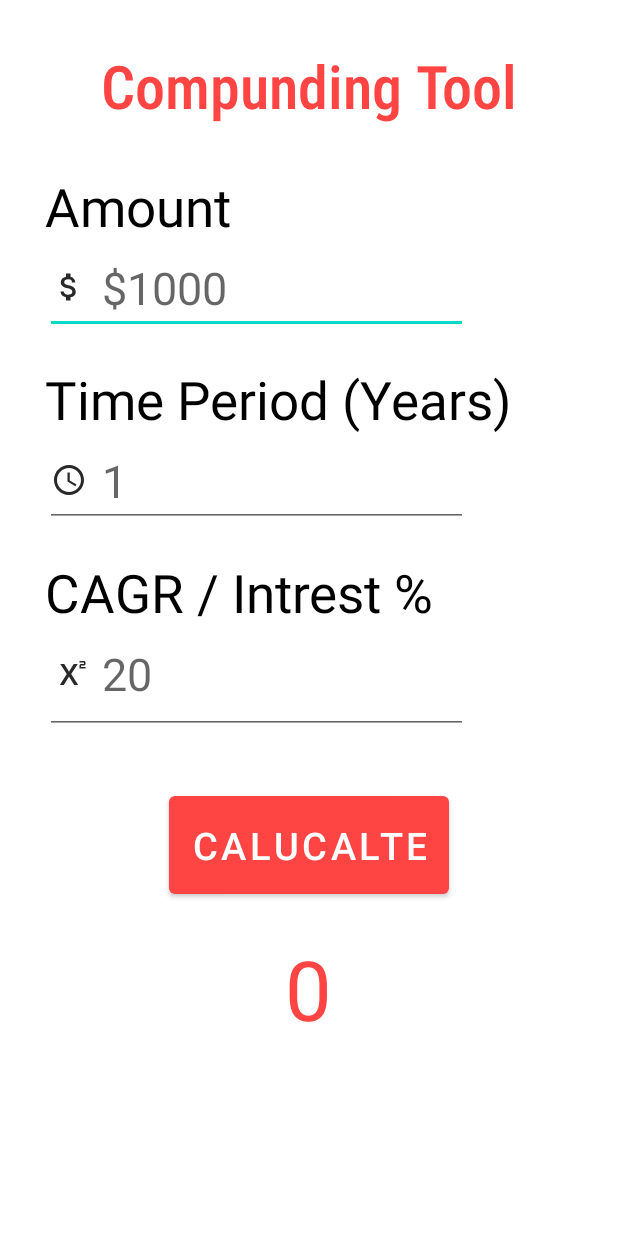
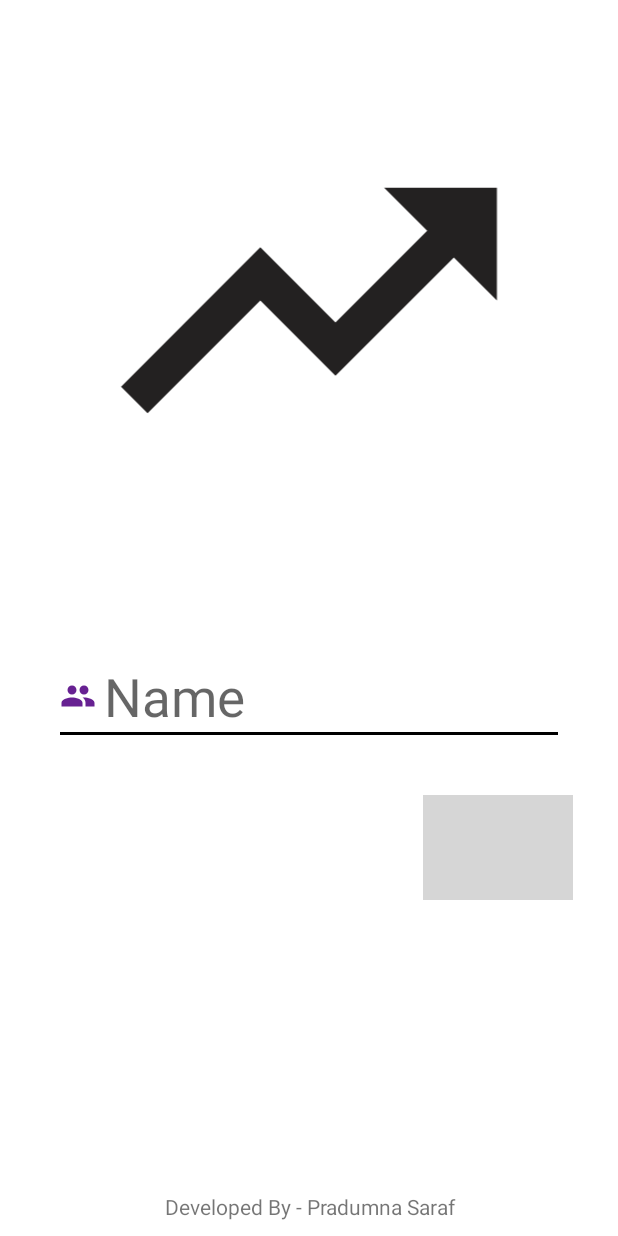
Before and after one commit to Pradumnasaraf/Compounding-Calculator-App, an Android app: the screen it shows after launch (Activity2 before the commit, Second after it), after a tap on "NIL", on a phone screen of 412 x 824 dp. Run offline under Robolectric (Android 15) with nearby library versions, the phone set to English and light mode, and no system bars; grey boxes are pictures that could not be loaded.

Commit message:
Added new layout which take user name as a input. Changes in the activity and xml file naming pattern.

```diff
--- a/app/src/main/java/com/example/compoundingcalculator/MainActivity.java
+++ b/app/src/main/java/com/example/compoundingcalculator/First.java
@@ -7,12 +7,12 @@ import android.os.Bundle;
 import android.view.View;
 import android.widget.ImageButton;
 
-public class MainActivity extends AppCompatActivity {
+public class First extends AppCompatActivity {
 
     @Override
     protected void onCreate(Bundle savedInstanceState) {
         super.onCreate(savedInstanceState);
-        setContentView(R.layout.activity_main);
+        setContentView(R.layout.activity_first);
 
         ImageButton imageButton = findViewById(R.id.button);
 
@@ -20,7 +20,7 @@ public class MainActivity extends AppCompatActivity {
 
             @Override
             public void onClick(View v) {
-                Intent intent = new Intent(MainActivity.this, Activity2.class);
+                Intent intent = new Intent(First.this, Second.class);
                 startActivity(intent);
             }
         });
--- /dev/null
+++ b/app/src/main/java/com/example/compoundingcalculator/Second.java
@@ -0,0 +1,40 @@
+package com.example.compoundingcalculator;
+
+import androidx.appcompat.app.AppCompatActivity;
+
+import android.content.Intent;
+import android.os.Bundle;
+import android.text.TextUtils;
+import android.view.View;
+import android.widget.EditText;
+import android.widget.ImageView;
+import android.widget.Toast;
+
+public class Second extends AppCompatActivity {
+
+    @Override
+    protected void onCreate(Bundle savedInstanceState) {
+        super.onCreate(savedInstanceState);
+        setContentView(R.layout.activity_second);
+
+        EditText editText = findViewById(R.id.edittext);
+
+        ImageView b = findViewById(R.id.forwardButton);
+        b.setOnClickListener(new View.OnClickListener() {
+            @Override
+            public void onClick(View v) {
+                if (TextUtils.isEmpty(editText.getText())) {
+                    Toast.makeText(Second.this, "Enter Your Name", Toast.LENGTH_SHORT).show();
+                } else {
+                    String s = editText.getText().toString();
+                    Intent i = new Intent(Second.this, Third.class);
+                    i.putExtra("name", s);
+                    startActivity(i);
+                }
+
+            }
+        });
+
+
+    }
+}
--- a/app/src/main/java/com/example/compoundingcalculator/Activity2.java
+++ b/app/src/main/java/com/example/compoundingcalculator/Third.java
@@ -1,4 +1,5 @@
 package com.example.compoundingcalculator;
+
 
 import androidx.appcompat.app.AppCompatActivity;
 
@@ -11,20 +12,21 @@ import android.widget.EditText;
 import android.widget.TextView;
 import android.widget.Toast;
 
-public class Activity2 extends AppCompatActivity {
+public class Third extends AppCompatActivity {
+
 
     @Override
     protected void onCreate(Bundle savedInstanceState) {
         super.onCreate(savedInstanceState);
-        setContentView(R.layout.activity_2);
-
+        setContentView(R.layout.activity_third);
 
         EditText e1 = findViewById(R.id.amount);
         EditText e2 = findViewById(R.id.time);
         EditText e3 = findViewById(R.id.cagr);
         TextView t1 = findViewById(R.id.result);
         Button b1 = findViewById(R.id.button);
-
+        TextView t2 = findViewById(R.id.name);
+        t2.setText("Hey! " + getIntent().getStringExtra("name"));
 
         b1.setOnClickListener(new View.OnClickListener() {
             @Override
@@ -33,7 +35,7 @@ public class Activity2 extends AppCompatActivity {
                 if (TextUtils.isEmpty(e1.getText()) || TextUtils.isEmpty(e2.getText()) || TextUtils.isEmpty(e3.getText()) ||
                         !TextUtils.isDigitsOnly(e1.getText()) || !TextUtils.isDigitsOnly(e2.getText()) || !TextUtils.isDigitsOnly(e3.getText())) {
 
-                    Toast t = Toast.makeText(Activity2.this, "Invalid Input!!", Toast.LENGTH_SHORT);
+                    Toast t = Toast.makeText(Third.this, "Invalid Input!!", Toast.LENGTH_SHORT);
                     t.show();
 
                 } else {
--- a/app/src/main/res/drawable/arrow.xml
+++ b/app/src/main/res/drawable/ic_baseline_trending_up_24.xml
@@ -1,10 +1,10 @@
-<vector android:height="30dp"
+<vector android:height="10dp"
     android:tint="#232121"
     android:viewportHeight="24"
     android:viewportWidth="24"
-    android:width="30dp"
+    android:width="10dp"
     xmlns:android="http://schemas.android.com/apk/res/android">
     <path
         android:fillColor="@android:color/white"
-        android:pathData="M10,6L8.59,7.41 13.17,12l-4.58,4.59L10,18l6,-6z" />
+        android:pathData="M16,6l2.29,2.29 -4.88,4.88 -4,-4L2,16.59 3.41,18l6,-6 4,4 6.3,-6.29L22,12V6z" />
 </vector>
--- /dev/null
+++ b/app/src/main/res/drawable/people.xml
@@ -0,0 +1,10 @@
+<vector android:height="24dp"
+    android:tint="#672192"
+    android:viewportHeight="24"
+    android:viewportWidth="24"
+    android:width="24dp"
+    xmlns:android="http://schemas.android.com/apk/res/android">
+    <path
+        android:fillColor="@android:color/white"
+        android:pathData="M16,11c1.66,0 2.99,-1.34 2.99,-3S17.66,5 16,5c-1.66,0 -3,1.34 -3,3s1.34,3 3,3zM8,11c1.66,0 2.99,-1.34 2.99,-3S9.66,5 8,5C6.34,5 5,6.34 5,8s1.34,3 3,3zM8,13c-2.33,0 -7,1.17 -7,3.5L1,19h14v-2.5c0,-2.33 -4.67,-3.5 -7,-3.5zM16,13c-0.29,0 -0.62,0.02 -0.97,0.05 1.16,0.84 1.97,1.97 1.97,3.45L17,19h6v-2.5c0,-2.33 -4.67,-3.5 -7,-3.5z" />
+</vector>
--- /dev/null
+++ b/app/src/main/res/layout/activity_second.xml
@@ -0,0 +1,68 @@
+<?xml version="1.0" encoding="utf-8"?>
+<LinearLayout xmlns:android="http://schemas.android.com/apk/res/android"
+    xmlns:app="http://schemas.android.com/apk/res-auto"
+    xmlns:tools="http://schemas.android.com/tools"
+    android:layout_width="match_parent"
+    android:layout_height="match_parent"
+    android:orientation="vertical"
+    tools:context=".Second">
+
+    <ImageView
+        android:layout_width="match_parent"
+        android:layout_height="wrap_content"
+        android:layout_margin="50dp"
+        android:layout_weight="6"
+        android:src="@drawable/ic_baseline_trending_up_24">
+
+    </ImageView>
+
+    <LinearLayout
+        android:layout_width="match_parent"
+        android:layout_height="wrap_content"
+        android:layout_gravity="center_vertical"
+        android:layout_weight="4"
+        android:orientation="vertical">
+
+        <LinearLayout
+            android:layout_width="match_parent"
+            android:layout_height="wrap_content"
+            android:layout_margin="40dp"
+            android:background="@color/black">
+
+            <EditText
+                android:id="@+id/edittext"
+                android:layout_width="match_parent"
+                android:layout_height="wrap_content"
+                android:layout_gravity="center_horizontal"
+                android:layout_marginBottom="2dp"
+                android:background="@color/white"
+                android:hint="@string/name"
+                android:drawableStart="@drawable/people"
+                android:drawablePadding="5dp"
+                android:inputType="text"
+                android:textSize="35sp">
+
+            </EditText>
+        </LinearLayout>
+
+        <ImageView
+            android:id="@+id/forwardButton"
+            android:layout_width="100dp"
+            android:layout_height="70dp"
+            android:layout_gravity="end"
+            android:layout_marginEnd="30dp"
+            android:src="@drawable/arrow">
+
+        </ImageView>
+    </LinearLayout>
+
+    <TextView
+        android:layout_width="match_parent"
+        android:layout_height="wrap_content"
+        android:gravity="bottom|center"
+        android:paddingBottom="10dp"
+        android:text="@string/developed_by_pradumna_saraf">
+
+    </TextView>
+
+</LinearLayout>
--- a/app/src/main/res/values/strings.xml
+++ b/app/src/main/res/values/strings.xml
@@ -12,6 +12,8 @@
     <string name="compunding_n_is_key_n_to_the_n_success">Compunding\n is Key\n to the\n Success!!</string>
     <string name="let_s_go">Let\'s Go.</string>
     <string name="nil">NIL</string>
+    <string name="developed_by_pradumna_saraf">Developed By - Pradumna Saraf</string>
+    <string name="name">Name</string>
 
 
 </resources>
```
Also changed, not shown: app/src/main/AndroidManifest.xml (+5 -2 lines), app/src/main/res/layout/activity_first.xml (renamed from app/src/main/res/layout/activity_main.xml, +9 -1 lines), app/src/main/res/layout/activity_third.xml (renamed from app/src/main/res/layout/activity_2.xml, +26 -2 lines).
